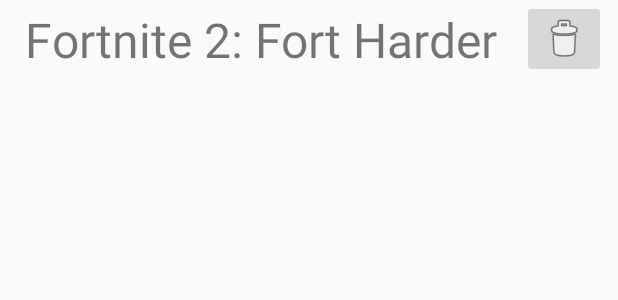
After one commit to TheSnazzmaster/GamerGameSales, an Android app: the layout home_list_item_layout.xml on its own in the app's theme, with its tools: preview values and no code run, on a phone screen of 412 x 824 dp. The commit adds this screen. Shown: the top 300 px of the screen. Run offline under Robolectric (Android 15) with nearby library versions, the phone set to English and light mode, and no system bars.

Commit message:
added not only some things, but also some stuff

```diff
--- a/app/build.gradle
+++ b/app/build.gradle
@@ -11,7 +11,7 @@ android {
     buildToolsVersion "30.0.3"
     defaultConfig {
         applicationId "com.honorsmobileapps.mathers.gamergamesales"
-        minSdkVersion 15
+        minSdkVersion 16
         targetSdkVersion 30
         versionCode 1
         versionName "1.0"
--- /dev/null
+++ b/app/src/main/java/com/honorsmobileapps/mathers/gamergamesales/GameSaleInfo.kt
@@ -0,0 +1,3 @@
+package com.honorsmobileapps.mathers.gamergamesales
+
+data class GameSaleInfo(val name: String, val price: Double)
--- a/app/src/main/java/com/honorsmobileapps/mathers/gamergamesales/ui/main/MainFragment.kt
+++ b/app/src/main/java/com/honorsmobileapps/mathers/gamergamesales/ui/main/MainFragment.kt
@@ -7,18 +7,19 @@ import android.view.LayoutInflater
 import android.view.View
 import android.view.ViewGroup
 import com.honorsmobileapps.mathers.gamergamesales.R
+import com.honorsmobileapps.mathers.gamergamesales.databinding.MainFragmentBinding
 
 class MainFragment : Fragment() {
 
     private lateinit var viewModel: MainViewModel
-    private var _binding : FragmentMainBinding? = null
+    private var _binding : MainFragmentBinding? = null
     private val binding get() = _binding!!
 
     override fun onCreateView(
         inflater: LayoutInflater, container: ViewGroup?,
         savedInstanceState: Bundle?
     ): View {
-        _binding = FragmentMainBinding.inflate(inflater, container, false)
+        _binding = MainFragmentBinding.inflate(inflater, container, false)
         val rootView = binding.root
 
         return rootView
--- /dev/null
+++ b/app/src/main/res/layout/home_list_item_layout.xml
@@ -0,0 +1,29 @@
+<?xml version="1.0" encoding="utf-8"?>
+<androidx.constraintlayout.widget.ConstraintLayout xmlns:android="http://schemas.android.com/apk/res/android"
+    xmlns:app="http://schemas.android.com/apk/res-auto"
+    xmlns:tools="http://schemas.android.com/tools"
+    android:layout_width="match_parent"
+    android:layout_height="wrap_content">
+
+    <ImageButton
+        android:id="@+id/imageButton2"
+        android:layout_width="wrap_content"
+        android:layout_height="wrap_content"
+        android:layout_marginEnd="8dp"
+        android:layout_marginRight="8dp"
+        app:layout_constraintBottom_toBottomOf="parent"
+        app:layout_constraintEnd_toEndOf="parent"
+        app:layout_constraintTop_toTopOf="parent"
+        app:srcCompat="@android:drawable/ic_menu_delete" />
+
+    <TextView
+        android:id="@+id/textView2"
+        android:layout_width="wrap_content"
+        android:layout_height="wrap_content"
+        android:text="Fortnite 2: Fort Harder"
+        android:textSize="32sp"
+        app:layout_constraintBottom_toBottomOf="parent"
+        app:layout_constraintEnd_toStartOf="@+id/imageButton2"
+        app:layout_constraintStart_toStartOf="parent"
+        app:layout_constraintTop_toTopOf="parent" />
+</androidx.constraintlayout.widget.ConstraintLayout>
```
Also changed, not shown: app/src/main/res/layout/main_fragment.xml (+6 -1 lines).
